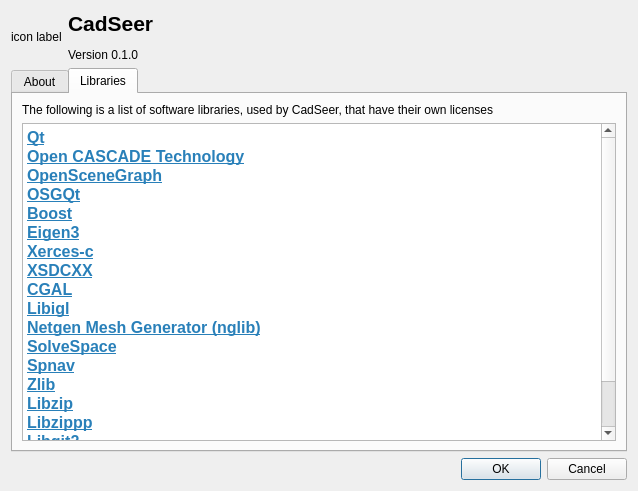
Old version of the form dialogs/dlgabout.ui in the repository msnh2012/CAD_cadseer.
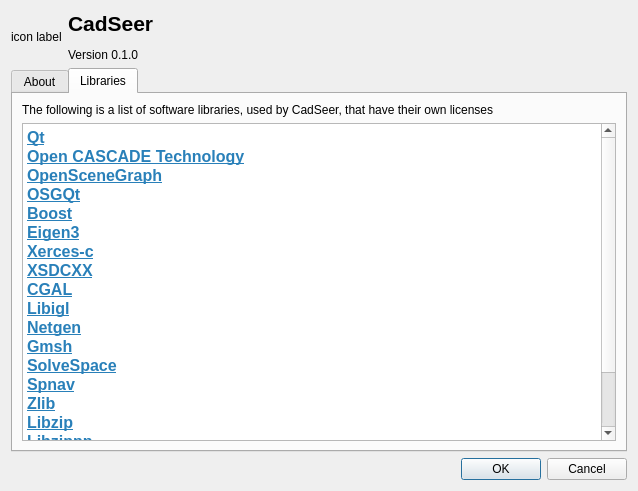
New version of the form.

Commit message: cadseer: Adding pmp-library for meshing. See following:

```diff
--- a/dialogs/dlgabout.ui
+++ b/dialogs/dlgabout.ui
@@ -744,7 +744,8 @@
 &lt;p style=&quot; margin-top:0px; margin-bottom:0px; margin-left:0px; margin-right:0px; -qt-block-indent:0; text-indent:0px;&quot;&gt;&lt;a href=&quot;https://www.codesynthesis.com/projects/xsd/&quot;&gt;&lt;span style=&quot; font-size:12pt; font-weight:600; text-decoration: underline; color:#2980b9;&quot;&gt;XSDCXX&lt;/span&gt;&lt;/a&gt;&lt;/p&gt;
 &lt;p style=&quot; margin-top:0px; margin-bottom:0px; margin-left:0px; margin-right:0px; -qt-block-indent:0; text-indent:0px;&quot;&gt;&lt;a href=&quot;https://www.cgal.org/&quot;&gt;&lt;span style=&quot; font-size:12pt; font-weight:600; text-decoration: underline; color:#2980b9;&quot;&gt;CGAL&lt;/span&gt;&lt;/a&gt;&lt;/p&gt;
 &lt;p style=&quot; margin-top:0px; margin-bottom:0px; margin-left:0px; margin-right:0px; -qt-block-indent:0; text-indent:0px;&quot;&gt;&lt;a href=&quot;http://libigl.github.io/libigl/&quot;&gt;&lt;span style=&quot; font-size:12pt; font-weight:600; text-decoration: underline; color:#2980b9;&quot;&gt;Libigl&lt;/span&gt;&lt;/a&gt;&lt;/p&gt;
-&lt;p style=&quot; margin-top:0px; margin-bottom:0px; margin-left:0px; margin-right:0px; -qt-block-indent:0; text-indent:0px;&quot;&gt;&lt;a href=&quot;https://ngsolve.org/&quot;&gt;&lt;span style=&quot; font-size:12pt; font-weight:600; text-decoration: underline; color:#2980b9;&quot;&gt;Netgen Mesh Generator (nglib)&lt;/span&gt;&lt;/a&gt;&lt;/p&gt;
+&lt;p style=&quot; margin-top:0px; margin-bottom:0px; margin-left:0px; margin-right:0px; -qt-block-indent:0; text-indent:0px;&quot;&gt;&lt;a href=&quot;https://ngsolve.org/&quot;&gt;&lt;span style=&quot; font-size:12pt; font-weight:600; text-decoration: underline; color:#2980b9;&quot;&gt;Netgen&lt;/span&gt;&lt;/a&gt;&lt;/p&gt;
+&lt;p style=&quot; margin-top:0px; margin-bottom:0px; margin-left:0px; margin-right:0px; -qt-block-indent:0; text-indent:0px;&quot;&gt;&lt;a href=&quot;http://gmsh.info/&quot;&gt;&lt;span style=&quot; font-size:12pt; font-weight:600; text-decoration: underline; color:#2980b9;&quot;&gt;Gmsh&lt;/span&gt;&lt;/a&gt;&lt;/p&gt;
 &lt;p style=&quot; margin-top:0px; margin-bottom:0px; margin-left:0px; margin-right:0px; -qt-block-indent:0; text-indent:0px;&quot;&gt;&lt;a href=&quot;http://solvespace.com/index.pl&quot;&gt;&lt;span style=&quot; font-size:12pt; font-weight:600; text-decoration: underline; color:#2980b9;&quot;&gt;SolveSpace&lt;/span&gt;&lt;/a&gt;&lt;/p&gt;
 &lt;p style=&quot; margin-top:0px; margin-bottom:0px; margin-left:0px; margin-right:0px; -qt-block-indent:0; text-indent:0px;&quot;&gt;&lt;a href=&quot;http://spacenav.sourceforge.net/&quot;&gt;&lt;span style=&quot; font-size:12pt; font-weight:600; text-decoration: underline; color:#2980b9;&quot;&gt;Spnav&lt;/span&gt;&lt;/a&gt;&lt;/p&gt;
 &lt;p style=&quot; margin-top:0px; margin-bottom:0px; margin-left:0px; margin-right:0px; -qt-block-indent:0; text-indent:0px;&quot;&gt;&lt;a href=&quot;https://zlib.net/&quot;&gt;&lt;span style=&quot; font-size:12pt; font-weight:600; text-decoration: underline; color:#2980b9;&quot;&gt;Zlib&lt;/span&gt;&lt;/a&gt;&lt;/p&gt;
@@ -752,7 +753,7 @@
 &lt;p style=&quot; margin-top:0px; margin-bottom:0px; margin-left:0px; margin-right:0px; -qt-block-indent:0; text-indent:0px;&quot;&gt;&lt;a href=&quot;https://github.com/ctabin/libzippp&quot;&gt;&lt;span style=&quot; font-size:12pt; font-weight:600; text-decoration: underline; color:#2980b9;&quot;&gt;Libzippp&lt;/span&gt;&lt;/a&gt;&lt;/p&gt;
 &lt;p style=&quot; margin-top:0px; margin-bottom:0px; margin-left:0px; margin-right:0px; -qt-block-indent:0; text-indent:0px;&quot;&gt;&lt;a href=&quot;https://libgit2.org/&quot;&gt;&lt;span style=&quot; font-size:12pt; font-weight:600; text-decoration: underline; color:#2980b9;&quot;&gt;Libgit2&lt;/span&gt;&lt;/a&gt;&lt;/p&gt;
 &lt;p style=&quot; margin-top:0px; margin-bottom:0px; margin-left:0px; margin-right:0px; -qt-block-indent:0; text-indent:0px;&quot;&gt;&lt;a href=&quot;https://github.com/marcelocantos/libgit2pp&quot;&gt;&lt;span style=&quot; font-size:12pt; font-weight:600; text-decoration: underline; color:#2980b9;&quot;&gt;Libgit2pp&lt;/span&gt;&lt;/a&gt;&lt;/p&gt;
-&lt;p style=&quot;-qt-paragraph-type:empty; margin-top:0px; margin-bottom:0px; margin-left:0px; margin-right:0px; -qt-block-indent:0; text-indent:0px; font-size:14pt; font-weight:600; text-decoration: underline; color:#2980b9;&quot;&gt;&lt;br /&gt;&lt;/p&gt;&lt;/body&gt;&lt;/html&gt;</string>
+&lt;p style=&quot; margin-top:0px; margin-bottom:0px; margin-left:0px; margin-right:0px; -qt-block-indent:0; text-indent:0px;&quot;&gt;&lt;a href=&quot;http://www.pmp-library.org/&quot;&gt;&lt;span style=&quot; font-size:12pt; font-weight:600; text-decoration: underline; color:#2980b9;&quot;&gt;PMP-Library&lt;/span&gt;&lt;/a&gt;&lt;/p&gt;&lt;/body&gt;&lt;/html&gt;</string>
          </property>
         </widget>
        </item>
```
The commit also changes 37 other files.
